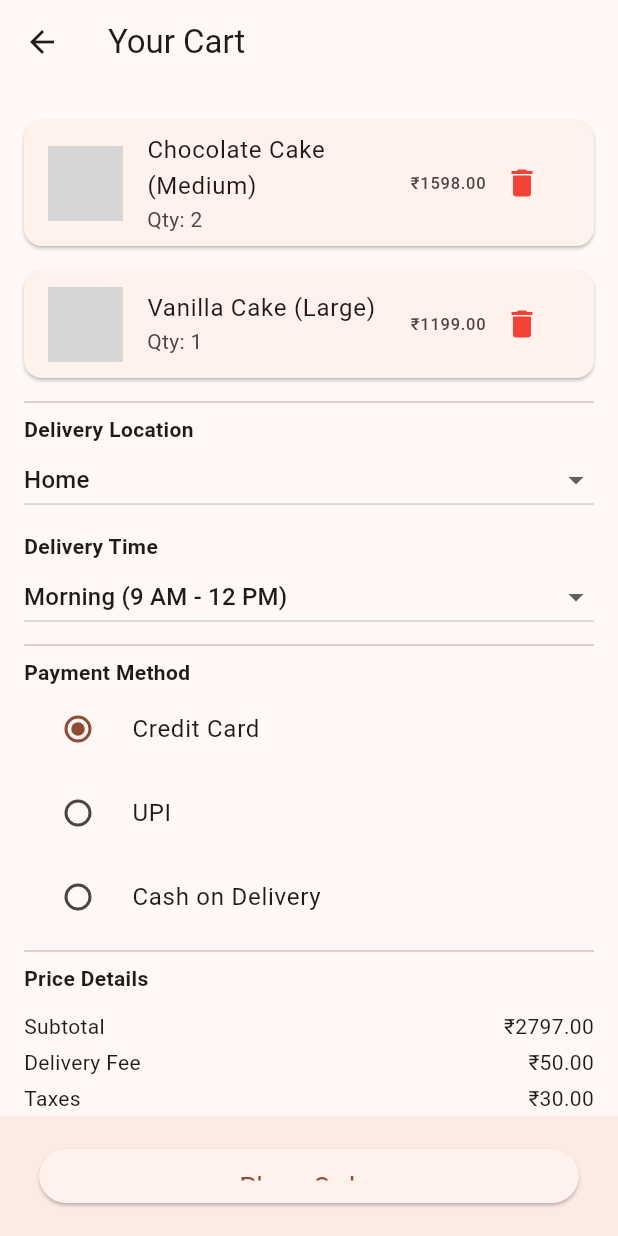
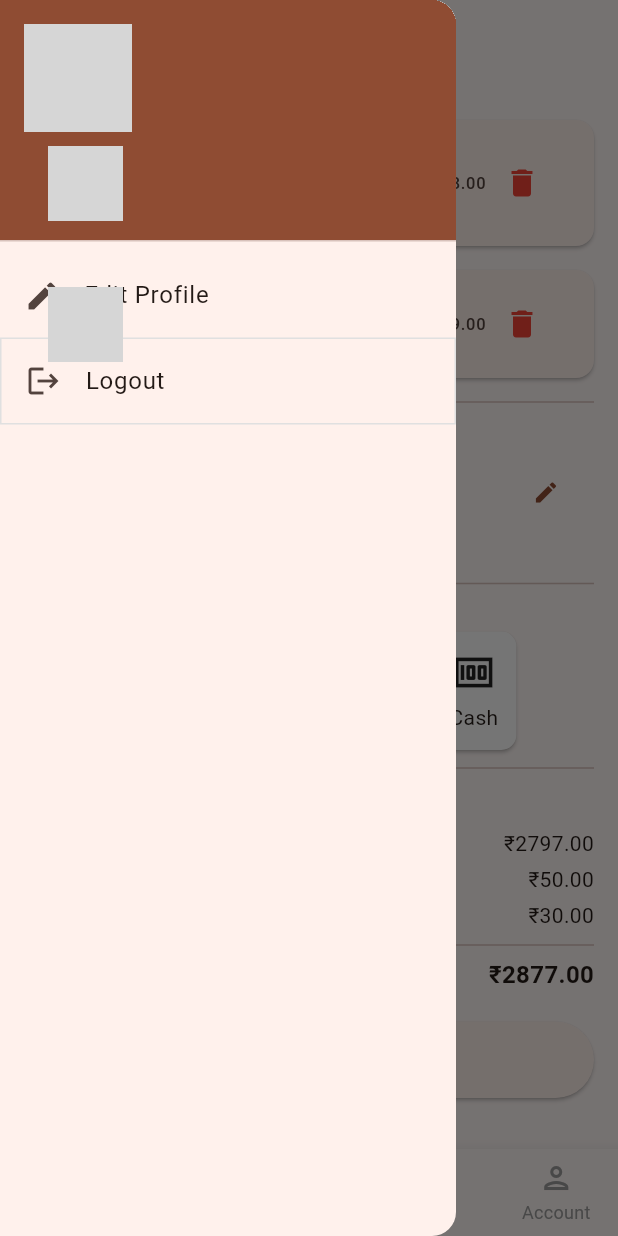
Before and after one commit to hrsh-hp/THE_CAKERY_FLUTTER, a Flutter app: the CartScreen screen opened by its route, with the side drawer open (before the commit the screen has no drawer), on a phone screen of 412 x 824 dp. Run offline on Flutter 3.47's test engine with Material 3 defaults, Android fonts, the phone set to English and light mode, and no system bars; our stand-ins replace image_picker, shared_preferences; accounts and stored records are empty; network calls fail; grey boxes are pictures that could not be loaded.

Commit message:
cart screen done

```diff
--- a/lib/Screens/cart_screen.dart
+++ b/lib/Screens/cart_screen.dart
@@ -1,4 +1,6 @@
 import 'package:flutter/material.dart';
+import 'package:the_cakery/Screens/accounts_screen.dart';
+import 'package:the_cakery/utils/bottom_nav_bar.dart';
 
 class CartScreen extends StatefulWidget {
   @override
@@ -6,6 +8,8 @@ class CartScreen extends StatefulWidget {
 }
 
 class _CartScreenState extends State<CartScreen> {
+  final GlobalKey<ScaffoldState> _scaffoldKey = GlobalKey<ScaffoldState>();
+
   List<Map<String, dynamic>> cartItems = [
     {
       "id": 1,
@@ -14,7 +18,7 @@ class _CartScreenState extends State<CartScreen> {
       "quantity": 2,
       "price": 799.0,
       "imageUrl":
-          "https://encrypted-tbn0.gstatic.com/images?q=tbn:ANd9GcRR2WykAyo-XM2T6eu3T8xM6yIlBygrzcfxAw&s",
+          "https://encrypted-tbn0.gstatic.com/images?q=tbn:ANd9GcR_aHBROo9v_qSg_mhMLje2MX1az3HjbbOUQg&s",
     },
     {
       "id": 2,
@@ -23,12 +27,12 @@ class _CartScreenState extends State<CartScreen> {
       "quantity": 1,
       "price": 1199.0,
       "imageUrl":
-          "https://encrypted-tbn0.gstatic.com/images?q=tbn:ANd9GcRR2WykAyo-XM2T6eu3T8xM6yIlBygrzcfxAw&s",
+          "https://encrypted-tbn0.gstatic.com/images?q=tbn:ANd9GcR_aHBROo9v_qSg_mhMLje2MX1az3HjbbOUQg&s",
     },
   ];
 
-  String selectedLocation = "Home";
-  String selectedTime = "Morning (9 AM - 12 PM)";
+  String selectedLocation = "Home, 123 Street, City";
+  String deliveryTimeEstimate = "20-30 min";
   String selectedPaymentMethod = "Credit Card";
 
   final Map<String, double> charges = {
@@ -64,30 +68,81 @@ class _CartScreenState extends State<CartScreen> {
     ).showSnackBar(SnackBar(content: Text("Item removed from cart")));
   }
 
+  void _editAddress() {
+    TextEditingController addressController = TextEditingController(
+      text: selectedLocation,
+    );
+
+    showDialog(
+      context: context,
+      builder: (context) {
+        return AlertDialog(
+          title: Text("Edit Delivery Address"),
+          content: TextField(
+            controller: addressController,
+            decoration: InputDecoration(hintText: "Enter new address"),
+          ),
+          actions: [
+            TextButton(
+              onPressed: () => Navigator.pop(context),
+              child: Text("Cancel"),
+            ),
+            ElevatedButton(
+              onPressed: () {
+                setState(() {
+                  selectedLocation = addressController.text;
+                });
+                Navigator.pop(context);
+              },
+              child: Text("Save"),
+            ),
+          ],
+        );
+      },
+    );
+  }
+
   @override
   Widget build(BuildContext context) {
     return Scaffold(
-      appBar: AppBar(title: Text("Your Cart")),
-      body:
+      key: _scaffoldKey,
+      appBar: AppBar(
+        title: Text("Your Cart"),
+        automaticallyImplyLeading: false,
+        centerTitle: true,
+        leading: IconButton(
+          icon: Icon(Icons.arrow_back), // Custom back button
+          onPressed: () => Navigator.pushReplacementNamed(context, '/home'),
+        ),
+      ),
+      bottomNavigationBar: BottomNavBar(
+        selectedIndex: 3,
+        scaffoldKey: _scaffoldKey,
+      ),
+      drawer: const AccountsScreen(),
+      body: SingleChildScrollView(
+        padding: EdgeInsets.all(16),
+        child: Column(
+          children: [
             cartItems.isEmpty
                 ? Center(child: Text("Your cart is empty"))
-              : SingleChildScrollView(
-                padding: EdgeInsets.all(16),
-                child: Column(
+                : Column(
                   crossAxisAlignment: CrossAxisAlignment.start,
                   children: [
                     _buildCartList(),
                     Divider(),
-                    _buildDeliverySection(),
+                    _buildAddressSection(),
                     Divider(),
                     _buildPaymentSection(),
                     Divider(),
                     _buildPriceDetails(),
-                    SizedBox(height: 20),
+                    SizedBox(height: 10),
+                    _buildPlaceOrderButton(),
+                  ],
+                ),
           ],
         ),
       ),
-      bottomNavigationBar: cartItems.isNotEmpty ? _buildOrderButton() : null,
     );
   }
 
@@ -119,45 +174,31 @@ class _CartScreenState extends State<CartScreen> {
     );
   }
 
-  Widget _buildDeliverySection() {
+  Widget _buildAddressSection() {
     return Column(
       crossAxisAlignment: CrossAxisAlignment.start,
       children: [
         Text(
-          "Delivery Location",
-          style: TextStyle(fontWeight: FontWeight.bold),
+          "Delivery Address",
+          style: TextStyle(fontWeight: FontWeight.bold, fontSize: 16),
         ),
-        DropdownButton<String>(
-          value: selectedLocation,
-          isExpanded: true,
-          items:
-              ["Home", "Office", "Custom"].map((location) {
-                return DropdownMenuItem(value: location, child: Text(location));
-              }).toList(),
-          onChanged: (value) {
-            setState(() {
-              selectedLocation = value!;
-            });
-          },
+        SizedBox(height: 5),
+        Row(
+          mainAxisAlignment: MainAxisAlignment.spaceBetween,
+          children: [
+            Expanded(
+              child: Text(selectedLocation, overflow: TextOverflow.ellipsis),
             ),
-        SizedBox(height: 10),
-        Text("Delivery Time", style: TextStyle(fontWeight: FontWeight.bold)),
-        DropdownButton<String>(
-          value: selectedTime,
-          isExpanded: true,
-          items:
-              [
-                "Morning (9 AM - 12 PM)",
-                "Afternoon (12 PM - 3 PM)",
-                "Evening (6 PM - 9 PM)",
-              ].map((time) {
-                return DropdownMenuItem(value: time, child: Text(time));
-              }).toList(),
-          onChanged: (value) {
-            setState(() {
-              selectedTime = value!;
-            });
-          },
+            TextButton(onPressed: _editAddress, child: Icon(Icons.edit)),
+          ],
+        ),
+        SizedBox(height: 5),
+        Row(
+          children: [
+            Icon(Icons.timer_outlined),
+            SizedBox(width: 5),
+            Text(deliveryTimeEstimate),
+          ],
         ),
       ],
     );
@@ -168,22 +209,40 @@ class _CartScreenState extends State<CartScreen> {
       crossAxisAlignment: CrossAxisAlignment.start,
       children: [
         Text("Payment Method", style: TextStyle(fontWeight: FontWeight.bold)),
-        Column(
-          children:
-              ["Credit Card", "UPI", "Cash on Delivery"].map((method) {
-                return RadioListTile(
-                  title: Text(method),
-                  value: method,
-                  groupValue: selectedPaymentMethod,
-                  onChanged: (value) {
+        Row(
+          mainAxisAlignment: MainAxisAlignment.spaceEvenly,
+          children: [
+            _buildPaymentCard("Card", Icons.credit_card),
+            _buildPaymentCard("UPI", Icons.mobile_friendly),
+            _buildPaymentCard("Cash", Icons.money),
+          ],
+        ),
+      ],
+    );
+  }
+
+  Widget _buildPaymentCard(String method, IconData icon) {
+    return GestureDetector(
+      onTap: () {
         setState(() {
-                      selectedPaymentMethod = value.toString();
+          selectedPaymentMethod = method;
         });
       },
-                );
-              }).toList(),
+      child: Card(
+        color:
+            selectedPaymentMethod == method ? Colors.brown[200] : Colors.white,
+        shape: RoundedRectangleBorder(borderRadius: BorderRadius.circular(10)),
+        child: Padding(
+          padding: const EdgeInsets.all(12),
+          child: Column(
+            children: [
+              Icon(icon, size: 30),
+              SizedBox(height: 5),
+              Text(method, style: TextStyle(fontSize: 14)),
+            ],
           ),
-      ],
+        ),
+      ),
     );
   }
 
@@ -225,14 +284,15 @@ class _CartScreenState extends State<CartScreen> {
     );
   }
 
-  Widget _buildOrderButton() {
-    return BottomAppBar(
-      child: Padding(
-        padding: EdgeInsets.all(10),
-        child: SizedBox(
+  Widget _buildPlaceOrderButton() {
+    return Container(
       width: double.infinity,
+      padding: EdgeInsets.symmetric(vertical: 10),
       child: ElevatedButton(
-            onPressed: () {
+        onPressed:
+            cartItems.isEmpty
+                ? null
+                : () {
                   ScaffoldMessenger.of(context).showSnackBar(
                     SnackBar(content: Text("Order placed successfully!")),
                   );
@@ -243,8 +303,6 @@ class _CartScreenState extends State<CartScreen> {
         ),
         child: Text("Place Order"),
       ),
-        ),
-      ),
     );
   }
 }
--- a/lib/utils/bottom_nav_bar.dart
+++ b/lib/utils/bottom_nav_bar.dart
@@ -42,8 +42,16 @@ class BottomNavBar extends StatelessWidget {
     if (index == 4) {
       // Open the drawer instead of navigating
       scaffoldKey?.currentState?.openDrawer();
+    } else if (index == 0) {
+      // Use pushReplacementNamed for index 1 (replace current screen)
+      Navigator.pushNamedAndRemoveUntil(
+        context,
+        _routes[index],
+        (route) => false,
+      );
     } else {
-      Navigator.pushReplacementNamed(context, _routes[index]);
+      // Use pushNamed for all other indices (allow back navigation)
+      Navigator.pushNamed(context, _routes[index]);
     }
   }
 
```
Lines whose indentation alone changed are shown as unchanged.
